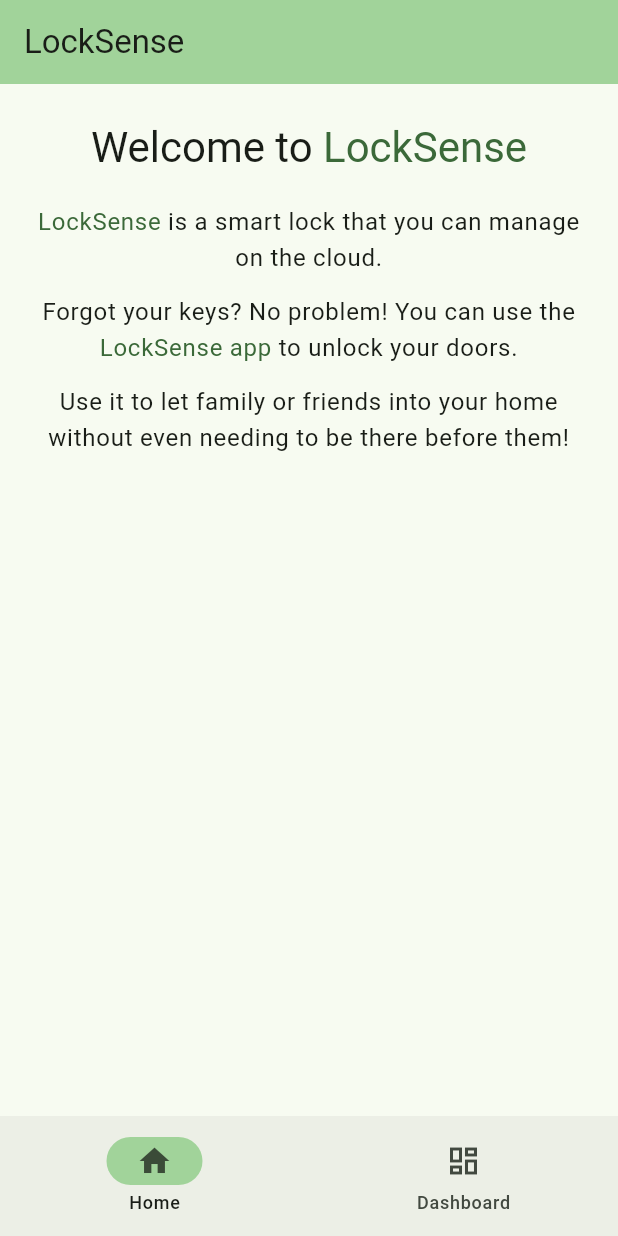
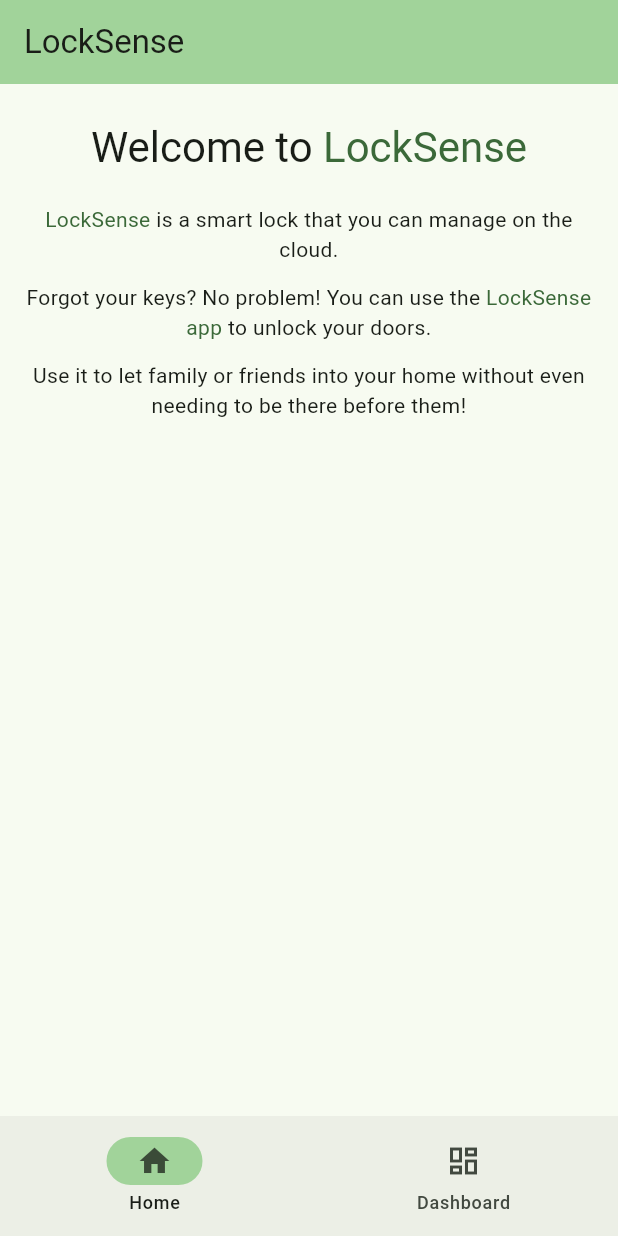
Before and after one commit to rudnam/LockSense, a Flutter app: the screen it shows after launch, on a phone screen of 412 x 824 dp. Run offline on Flutter 3.47's test engine with Material 3 defaults, Android fonts, the phone set to English and light mode, and no system bars; our stand-ins replace firebase_core, firebase_database; accounts and stored records are empty.

Commit message:
Improve appearance on web

```diff
--- a/app/lib/screens/dashboard_page.dart
+++ b/app/lib/screens/dashboard_page.dart
@@ -67,7 +67,10 @@ class _DashboardPageState extends State<DashboardPage> {
               ],
             ),
           ),
-          YourWidget(states: states, handleSwitchClick: handleSwitchClick)
+          ConstrainedBox(
+              constraints: const BoxConstraints(maxWidth: 400),
+              child: YourWidget(
+                  states: states, handleSwitchClick: handleSwitchClick))
         ],
       ),
     );
--- a/app/lib/screens/home_page.dart
+++ b/app/lib/screens/home_page.dart
@@ -36,7 +36,7 @@ class _HomePageState extends State<HomePage> {
           RichText(
             textAlign: TextAlign.center,
             text: TextSpan(
-              style: Theme.of(context).textTheme.bodyLarge,
+              style: Theme.of(context).textTheme.bodyMedium,
               children: [
                 TextSpan(
                     text: 'LockSense',
@@ -51,7 +51,7 @@ class _HomePageState extends State<HomePage> {
           RichText(
             textAlign: TextAlign.center,
             text: TextSpan(
-              style: Theme.of(context).textTheme.bodyLarge,
+              style: Theme.of(context).textTheme.bodyMedium,
               children: [
                 const TextSpan(
                     text: 'Forgot your keys? No problem! You can use the '),
@@ -67,7 +67,7 @@ class _HomePageState extends State<HomePage> {
           RichText(
             textAlign: TextAlign.center,
             text: TextSpan(
-              style: Theme.of(context).textTheme.bodyLarge,
+              style: Theme.of(context).textTheme.bodyMedium,
               children: const [
                 TextSpan(
                     text:
```
Also changed, not shown: app/firebase.json, 3 other files.
